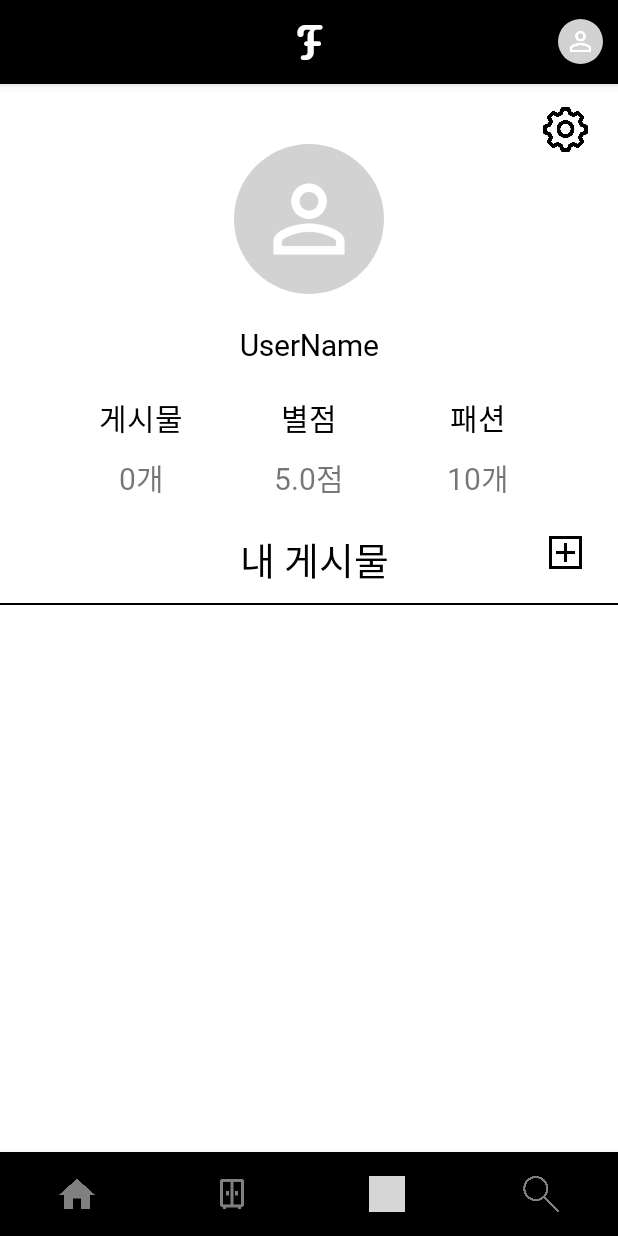
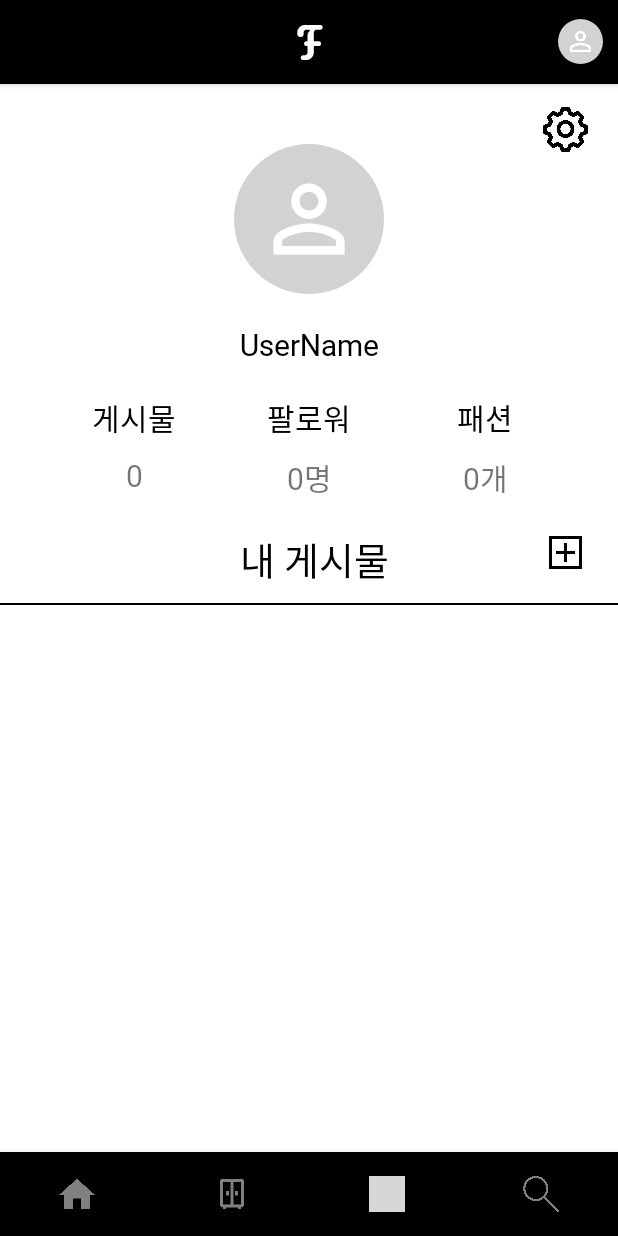
Before and after one commit to Idea-Festival/Idea-Festival-App, an Android app: the MainPageActivity screen opened directly, with no data from a screen before it, item 3 of the bottom bar chosen, on a phone screen of 412 x 824 dp. Run offline under Robolectric (Android 15) with nearby library versions, the phone set to English and light mode, and no system bars; our stand-ins replace CircleImageView, Firebase (no records; nobody signed in at launch, a user with empty details on screens opened directly); grey boxes are pictures that could not be loaded.

Commit message:
[UPDATE] firebase, recyclerview 이용

```diff
--- a/app/src/main/java/com/example/fashionapplication/MainPageActivity.kt
+++ b/app/src/main/java/com/example/fashionapplication/MainPageActivity.kt
@@ -3,13 +3,12 @@ package com.example.fashionapplication
 import androidx.appcompat.app.AppCompatActivity
 import android.os.Bundle
 import android.view.MenuItem
-import android.widget.ImageView
 import com.example.fashionapplication.bottomNavigation.ClosetFragment
 import com.example.fashionapplication.bottomNavigation.MainFragment
 import com.example.fashionapplication.bottomNavigation.ProfileFragment
 import com.example.fashionapplication.bottomNavigation.SearchFragment
-import com.example.fashionapplication.function.writingPostActivity
 import com.google.android.material.bottomnavigation.BottomNavigationView
+import com.google.firebase.auth.FirebaseAuth
 import kotlinx.android.synthetic.main.activity_main_page.*
 
 class MainPageActivity : AppCompatActivity(), BottomNavigationView.OnNavigationItemSelectedListener {
@@ -34,6 +33,11 @@ class MainPageActivity : AppCompatActivity(), BottomNavigationView.OnNavigationI
                 return true
             }
             R.id.item_profile -> {
+                val profileFragment = ProfileFragment()
+                val bundle = Bundle()
+                val uid = FirebaseAuth.getInstance().currentUser?.uid
+                bundle.putString("destinationUid", uid)
+                profileFragment.arguments = bundle
                 supportFragmentManager.beginTransaction().replace(R.id.main_screen, ProfileFragment())
                     .commitAllowingStateLoss()
                 return true
--- a/app/src/main/java/com/example/fashionapplication/bottomNavigation/ProfileFragment.kt
+++ b/app/src/main/java/com/example/fashionapplication/bottomNavigation/ProfileFragment.kt
@@ -2,27 +2,87 @@ package com.example.fashionapplication.bottomNavigation
 
 import android.content.Intent
 import android.os.Bundle
+import android.util.Log
 import androidx.fragment.app.Fragment
 import android.view.LayoutInflater
 import android.view.View
 import android.view.ViewGroup
-import com.example.fashionapplication.databinding.FragmentProfileBinding
+import android.widget.ImageView
+import androidx.appcompat.widget.LinearLayoutCompat
+import androidx.recyclerview.widget.GridLayoutManager
+import androidx.recyclerview.widget.RecyclerView
+import com.bumptech.glide.Glide
+import com.bumptech.glide.request.RequestOptions
+import com.example.fashionapplication.R
+import com.example.fashionapplication.data.PostDto
+import kotlinx.android.synthetic.main.fragment_profile.view.*
 import com.example.fashionapplication.function.writingPostActivity
+import com.google.firebase.auth.FirebaseAuth
+import com.google.firebase.firestore.FirebaseFirestore
+import kotlinx.android.synthetic.main.fragment_profile.*
+import kotlinx.android.synthetic.main.post_recyclerview_item.view.*
 
 class ProfileFragment : Fragment() {
 
-    private lateinit var binding:FragmentProfileBinding
+    private var fragmentView: View? = null
+    private lateinit var firestore: FirebaseFirestore
+    var uid:String? = null
+    private lateinit var auth: FirebaseAuth
+    private lateinit var imageview: ImageView
     override fun onCreateView(
         inflater: LayoutInflater, container: ViewGroup?,
         savedInstanceState: Bundle?,
     ): View {
-        binding = FragmentProfileBinding.inflate(layoutInflater)
-        binding.mainImg.clipToOutline = true
+        fragmentView = LayoutInflater.from(activity).inflate(R.layout.fragment_profile, container, false)
+        uid = arguments?.getString("destinationUid")
+        firestore = FirebaseFirestore.getInstance()
+        auth = FirebaseAuth.getInstance()
+        fragmentView?.posting_recyclerview?.adapter = ProfileFragmentRecyclerAdapter()
+        Log.d("tag","tlqk3")
+        fragmentView?.posting_recyclerview?.layoutManager = GridLayoutManager(activity, 3)
 
-        binding = FragmentProfileBinding.inflate(layoutInflater)
-        binding.addPost.setOnClickListener {
-            startActivity(Intent(context, writingPostActivity::class.java))
+        val addPost = fragmentView?.findViewById<ImageView>(R.id.add_post)
+        addPost?.setOnClickListener {
+            startActivity(Intent(activity, writingPostActivity::class.java))
         }
-        return binding.root
+        return fragmentView!!
+    }
+    inner class ProfileFragmentRecyclerAdapter: RecyclerView.Adapter<RecyclerView.ViewHolder>() {
+        var postDto: ArrayList<PostDto> = arrayListOf()
+        init {
+            // db의 값 읽어오기, uid 가 내 uid 일때만 검색
+            firestore.collection("images").whereEqualTo("uid",uid).addSnapshotListener { querySnapShot, firebaseFirestoreExeption ->
+                if (querySnapShot == null) return@addSnapshotListener
+
+                // get data
+                for (snapshot in querySnapShot.documents) {     // 원인
+                    Log.d("tag","tlqkf")
+                    val item = snapshot.toObject(PostDto::class.java)
+                    postDto.add(item!!)
+                }
+                fragmentView?.post_count?.text = postDto.size.toString()
+                notifyDataSetChanged()
+            }
+        }
+
+        override fun onCreateViewHolder(parent: ViewGroup, viewType: Int): RecyclerView.ViewHolder {
+            Log.d("tag","tlqkf1")
+            val width = resources.displayMetrics.widthPixels / 3
+            imageview = ImageView(parent.context)
+            imageview.layoutParams = LinearLayoutCompat.LayoutParams(width,width*2)   // 이미지 사이즈 지정
+            return ProfileViewHolder(imageview)
+        }
+
+        inner class ProfileViewHolder(var imageview: ImageView) : RecyclerView.ViewHolder(imageview)
+
+        override fun onBindViewHolder(holder: RecyclerView.ViewHolder, position: Int) {
+            Log.d("tag","tlqkf2")
+            val imageview = (holder as ProfileViewHolder).imageview
+            Glide.with(holder.itemView.context).load(postDto[position]).apply(RequestOptions().centerCrop()).into(imageview)
+        }
+
+        override fun getItemCount(): Int {
+            return postDto.size
+        }
     }
 }
--- a/app/src/main/java/com/example/fashionapplication/function/writingPostActivity.kt
+++ b/app/src/main/java/com/example/fashionapplication/function/writingPostActivity.kt
@@ -6,6 +6,7 @@ import android.net.Uri
 import android.os.Bundle
 import android.util.Log
 import android.view.View
+import android.widget.ImageView
 import android.widget.Toast
 import androidx.appcompat.app.AppCompatActivity
 import com.example.fashionapplication.R
@@ -35,8 +36,9 @@ class writingPostActivity: AppCompatActivity() {
         auth = FirebaseAuth.getInstance()
         firestore = FirebaseFirestore.getInstance()
 
-        back_img.setOnClickListener {
-            startActivity(Intent(this, ProfileFragment::class.java))
+        val back = findViewById<ImageView>(R.id.back_img)
+        back.setOnClickListener {
+            finish()
         }
 
         // album 열기
--- a/app/src/main/res/layout/fragment_profile.xml
+++ b/app/src/main/res/layout/fragment_profile.xml
@@ -45,12 +45,12 @@
             app:layout_constraintTop_toBottomOf="@+id/main_img" />
 
         <TextView
-            android:id="@+id/star"
+            android:id="@+id/follow"
             android:layout_width="wrap_content"
             android:layout_height="wrap_content"
             android:layout_marginTop="20dp"
             android:fontFamily="@font/cafe24ssurround"
-            android:text="별점"
+            android:text="팔로워"
             android:textSize="20dp"
             android:textColor="@color/black"
             app:layout_constraintEnd_toEndOf="parent"
@@ -65,9 +65,9 @@
             android:text="게시물"
             android:textSize="20sp"
             android:textColor="@color/black"
-            app:layout_constraintEnd_toStartOf="@+id/star"
+            app:layout_constraintEnd_toStartOf="@+id/follow"
             app:layout_constraintStart_toStartOf="parent"
-            app:layout_constraintTop_toTopOf="@+id/star" />
+            app:layout_constraintTop_toTopOf="@+id/follow" />
 
         <TextView
             android:id="@+id/fashion"
@@ -78,10 +78,11 @@
             android:textSize="20sp"
             android:textColor="@color/black"
             app:layout_constraintEnd_toEndOf="parent"
-            app:layout_constraintStart_toEndOf="@+id/star"
-            app:layout_constraintTop_toTopOf="@+id/star" />
+            app:layout_constraintStart_toEndOf="@+id/follow"
+            app:layout_constraintTop_toTopOf="@+id/follow" />
 
         <TextView
+            android:id="@+id/post_count"
             android:layout_width="wrap_content"
             android:layout_height="wrap_content"
             android:fontFamily="@font/cafe24ssurround"
@@ -98,18 +99,18 @@
             android:layout_height="wrap_content"
             android:layout_marginTop="10dp"
             android:fontFamily="@font/cafe24ssurround"
-            android:text="5.0점"
+            android:text="0명"
             android:textSize="20dp"
-            app:layout_constraintEnd_toEndOf="@+id/star"
-            app:layout_constraintStart_toStartOf="@+id/star"
-            app:layout_constraintTop_toBottomOf="@+id/star" />
+            app:layout_constraintEnd_toEndOf="@+id/follow"
+            app:layout_constraintStart_toStartOf="@+id/follow"
+            app:layout_constraintTop_toBottomOf="@+id/follow" />
 
         <TextView
             android:layout_width="wrap_content"
             android:layout_height="wrap_content"
             android:layout_marginTop="10dp"
             android:fontFamily="@font/cafe24ssurround"
-            android:text="10개"
+            android:text="0개"
             android:textSize="20dp"
             app:layout_constraintEnd_toEndOf="@+id/fashion"
             app:layout_constraintStart_toStartOf="@+id/fashion"
@@ -150,6 +151,7 @@
             app:layout_constraintTop_toBottomOf="@+id/posts" />
 
         <androidx.recyclerview.widget.RecyclerView
+            android:id="@+id/posting_recyclerview"
             android:layout_width="match_parent"
             android:layout_height="0dp"
             android:layout_marginTop="20dp"
```
Also changed, not shown: app/src/main/java/com/example/fashionapplication/MainActivity.kt (+7 -1 lines), app/src/main/java/com/example/fashionapplication/login/DatabaseOpenHelper.kt (deleted, +0 -44 lines), app/src/main/java/com/example/fashionapplication/login/OnClickListener.kt (deleted, +0 -7 lines), app/src/main/res/layout/comment_recycler_item.xml (added, +40 -0 lines), app/src/main/res/layout/fragment_closet.xml (+7 -0 lines), app/src/main/res/layout/post_recyclerview_item.xml (+4 -4 lines).
